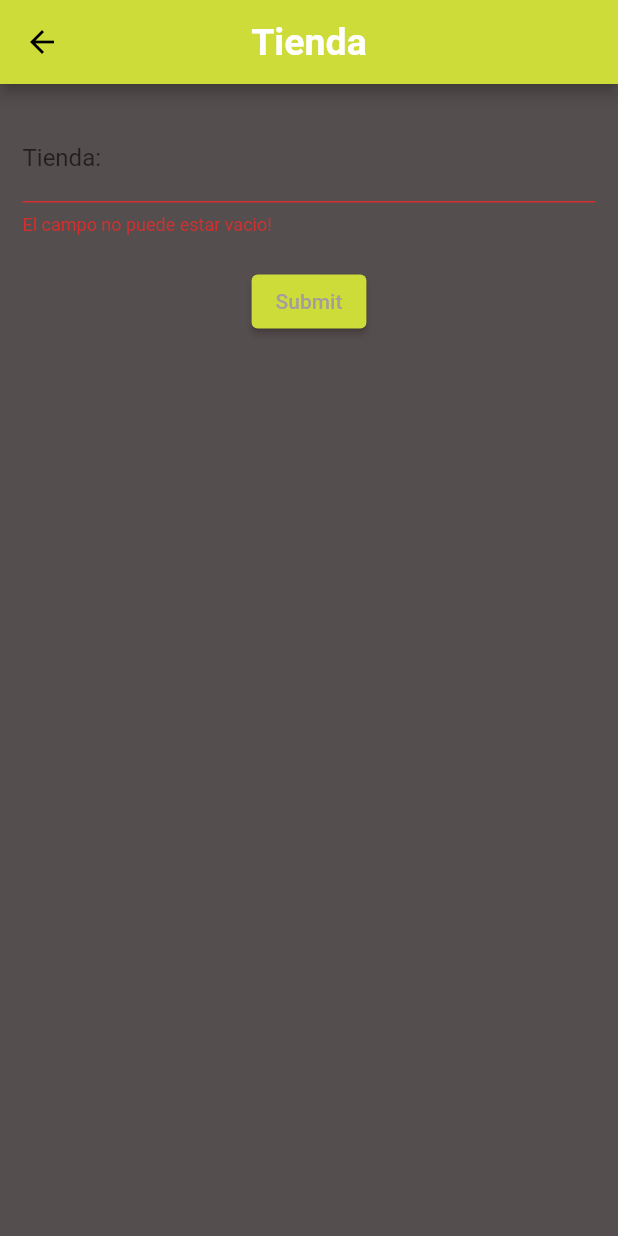
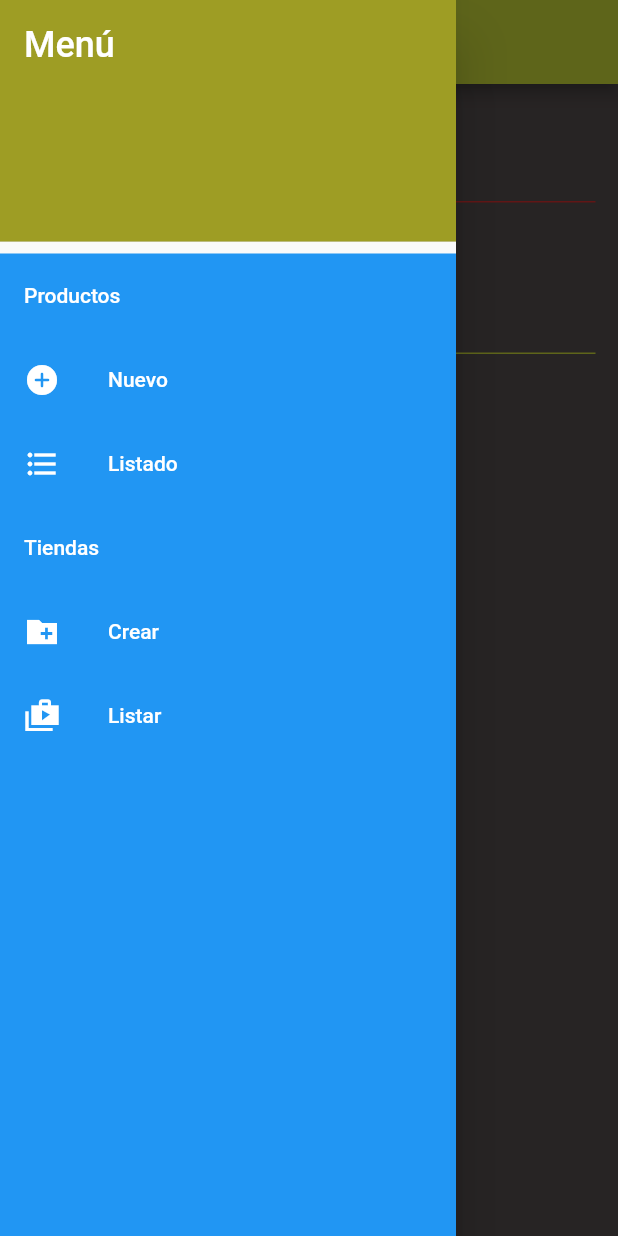
Before and after one commit to SeraPinaBarranco/precios, a Flutter app: the FrmTienda screen opened by its route, with the side drawer open (before the commit the screen has no drawer), on a phone screen of 412 x 824 dp. Run offline on Flutter 3.47's test engine with Material 2 defaults, Android fonts, the phone set to English and light mode, and no system bars; our stand-ins replace sqflite; accounts and stored records are empty.

Commit message:
update load fields

```diff
--- a/lib/model/db.dart
+++ b/lib/model/db.dart
@@ -6,6 +6,7 @@ class DB {
     String tablaTiendas = """CREATE TABLE "tienda" (
                                 "id"	INTEGER,
                                 "nombre"	TEXT,
+                                "imagen"  TEXT,
                                 PRIMARY KEY("id" AUTOINCREMENT)
                               )""";
     String tablaProductos = """CREATE TABLE "productos" (
@@ -23,23 +24,30 @@ class DB {
   }
 
   static Future<sql.Database> db() async {
-    return sql.openDatabase('productos.db', version: 3,
+    return sql.openDatabase('productos.db', version: 4,
         onCreate: (sql.Database database, version) async {
       await createTables(database);
     });
   }
 
-  static Future<int> crearTienda(/*int? id,*/ String nombre) async {
+  static Future<int> crearTienda(
+      /*int? id,*/ String nombre, String? imagen) async {
     final db = await DB.db();
-    final data = {'nombre': nombre};
+    final data = {'nombre': nombre, 'imagen': imagen};
     final idR = await db.insert('tienda', data,
         conflictAlgorithm: sql.ConflictAlgorithm.replace);
     return idR;
   }
 
-   static Future<int> crearProducto(String nombre, double precio, String fecha, int tienda) async {
+  static Future<int> crearProducto(
+      String nombre, double precio, String fecha, int tienda) async {
     final db = await DB.db();
-    final data = {'nombre': nombre, 'precio': precio, 'fecha': fecha, 'tienda': tienda};
+    final data = {
+      'nombre': nombre,
+      'precio': precio,
+      'fecha': fecha,
+      'tienda': tienda
+    };
     final idR = await db.insert('productos', data,
         conflictAlgorithm: sql.ConflictAlgorithm.replace);
     return idR;
@@ -50,8 +58,22 @@ class DB {
     return db.query('tienda');
   }
 
+  static Future<List<Map<String, dynamic>>> getTienda(int id) async {
+    final db = await DB.db();
+    return db.query('tienda', where: 'id=?', whereArgs: [id]);
+  }
 
+  static Future<int> deleteTienda(int id) async {
+    final db = await DB.db();
+    return db.delete('tienda', where: 'id = ?', whereArgs: [id]);
+  }
+
+  static Future<int> deleteAllTiendas () async{
+    final db = await DB.db();
+    return db.delete('tienda');
+  }
 }
+
 
 // import 'dart:async';
 
--- a/lib/model/tienda.dart
+++ b/lib/model/tienda.dart
@@ -8,18 +8,16 @@ class Tienda {
   Tienda({
     this.id,
     required this.nombre,
+    String? imagen,
   });
 
   int? id;
   String nombre;
+  String? imagen;
 
-    factory Tienda.fromJson(Map<String, dynamic> json) => Tienda(
-        id: json["id"],
-        nombre: json["nombre"],
-    );
+  factory Tienda.fromJson(Map<String, dynamic> json) =>
+      Tienda(id: json["id"], nombre: json["nombre"], imagen: json["imagen"]);
 
-    Map<String, dynamic> toMap() => {
-        "id": id,
-        "nombre": nombre,
-    };
+  Map<String, dynamic> toMap() =>
+      {"id": id, "nombre": nombre, "imagen": imagen};
 }
--- a/lib/pages/frm_productos2.dart
+++ b/lib/pages/frm_productos2.dart
@@ -2,6 +2,7 @@ import 'dart:async';
 
 import 'package:flutter/material.dart';
 import 'package:precios/provider/productos_provider.dart';
+import 'package:precios/ui/custom_drawer.dart';
 import 'package:precios/ui/input_decorations.dart';
 import 'package:provider/provider.dart';
 
@@ -13,6 +14,7 @@ class FrmProductos2 extends StatelessWidget {
   @override
   Widget build(BuildContext context) {
     return Scaffold(
+      drawer: const CustomDrawer(),
       backgroundColor: Theme.of(context).backgroundColor,
       appBar: AppBar(
         titleTextStyle: scaffoldTheme,
--- a/lib/pages/frm_tienda.dart
+++ b/lib/pages/frm_tienda.dart
@@ -2,6 +2,7 @@ import 'package:flutter/material.dart';
 import 'package:precios/model/db.dart';
 import 'package:precios/model/tienda.dart';
 import 'package:precios/provider/tienda_provider.dart';
+import 'package:precios/ui/custom_drawer.dart';
 import 'package:precios/ui/input_decorations.dart';
 import 'package:provider/provider.dart';
 
@@ -17,10 +18,14 @@ class FrmTienda extends StatefulWidget {
 class _FrmTiendaState extends State<FrmTienda> {
   final _formKey = GlobalKey<FormState>();
   String nombre = "";
+  String imagen = "";
 
   @override
   Widget build(BuildContext context) {
+    final TiendaProvider tiendaProvider = Provider.of<TiendaProvider>(context);
+
     return Scaffold(
+      drawer: const CustomDrawer(),
         backgroundColor: Theme.of(context).backgroundColor,
         appBar: AppBar(
           titleTextStyle: scaffoldTheme,
@@ -53,21 +58,42 @@ class _FrmTiendaState extends State<FrmTienda> {
                 const SizedBox(
                   height: 20,
                 ),
+                TextFormField(
+                  onChanged: (value) => imagen = value,
+                  // validator: (value) {
+                  //   if (value!.isEmpty) {
+                  //     return "El campo no puede estar vacio!";
+                  //   } else {
+                  //     nombre = value;
+                  //   }
+                  //   return null;
+                  // },
+                  decoration: InputDecorations.textFormFieldID(
+                      hintText: "Pegar Imagen", labelText: "Url imagen:"),
+                ),
+                const SizedBox(
+                  height: 20,
+                ),
                 ElevatedButton(
                   onPressed: () {
                     if (_formKey.currentState!.validate()) {
                       final snackbar = SnackBar(
-                        content: const Text("Validando datos!!"),
-                        duration: const Duration(seconds: 5),
-                        backgroundColor: const Color.fromARGB(3, 233, 233, 153),
-                        action: SnackBarAction(label: 'Ir al listado', onPressed: () => Navigator.pushNamed(context, 'tiendas'),)
-                      );
+                          content: const Text("Validando datos!!"),
+                          duration: const Duration(seconds: 5),
+                          backgroundColor:
+                              const Color.fromARGB(3, 233, 233, 153),
+                          action: SnackBarAction(
+                            label: 'Ir al listado',
+                            onPressed: () => Navigator.pushReplacementNamed(
+                                context, 'tiendas'),
+                          ));
 
                       ScaffoldMessenger.of(context).showSnackBar(snackbar);
-                      ;
+
                       //TODO Validar y mandar a base de datos
                       if (nombre != "") {
-                        DB.crearTienda(nombre);
+                        //DB.crearTienda(nombre, imagen);
+                        tiendaProvider.nuevaTienda(nombre, imagen);
                       }
                     }
                   },
--- a/lib/pages/tiendas_list.dart
+++ b/lib/pages/tiendas_list.dart
@@ -1,10 +1,10 @@
 import 'package:flutter/material.dart';
 
 import 'package:precios/model/db.dart';
-import 'package:precios/model/tienda.dart';
+// import 'package:precios/model/tienda.dart';
 
-import 'package:precios/provider/tienda_provider.dart';
-import 'package:provider/provider.dart';
+// import 'package:precios/provider/tienda_provider.dart';
+// import 'package:provider/provider.dart';
 
 import '../themes/themes.dart';
 
--- a/lib/provider/productos_provider.dart
+++ b/lib/provider/productos_provider.dart
@@ -29,14 +29,16 @@ class ProductosProvider extends ChangeNotifier {
   get getPrecio => _precio;
 
   bool isValidForm() {
-    print(formKey.currentState?.validate());
+
 
     return formKey.currentState?.validate() ?? false;
   }
 
   Future setTiendas() async {
     tiendas = await DB.getTiendas();
-    _valorCombo = tiendas[0]['nombre'];
+
+    tiendas.isNotEmpty ? _valorCombo = tiendas[0]['nombre'] :_valorCombo = "";
+    //_valorCombo = tiendas[0]['nombre'] ?? "";
     //print("SET");
     //print(tiendas);
     notifyListeners();
--- a/lib/provider/tienda_provider.dart
+++ b/lib/provider/tienda_provider.dart
@@ -1,27 +1,71 @@
-import 'package:flutter/foundation.dart';
+import 'package:flutter/material.dart';
 import 'package:precios/model/db.dart';
 import 'package:precios/model/tienda.dart';
 
 class TiendaProvider with ChangeNotifier {
-  String nombre = "";
-  List<Tienda> tiendasList = [];
+  GlobalKey<FormState> formKey = GlobalKey<FormState>();
+  String _nombre = "";
+  String _imagen = "";
+  List<Map<String, dynamic>> _tiendasList = [];
+  Map<String, dynamic> _tienda = {};
+  //Tienda? _tiendaObj = null;
+
+  int _idTienda = -1;
+
+  // TiendaProvider() {
+  //   cargasrTiendas();
+  // }
+
+  List<Map<String, dynamic>> get getAllTiendas => [..._tiendasList];
+  String get getNombre => _nombre;
+  Map<String, dynamic> get getTienda => _tienda;
+  String get getImagen => _imagen;
+  int get getIdTienda => _idTienda;
+
+  void idT(int id) {
+    _idTienda = id;
+    //print("${_idTienda} -- ID");
+    //notifyListeners();
+  }
 
   cargasrTiendas() async {
-    //final tiendas = await DB.db.getTodasLasTiendas();
-    //await DB.crearTienda(nombre);
+    final tiendas = await DB.getTiendas();
 
-    //tiendasList = DB.ti;
+    _tiendasList = tiendas;
 
     notifyListeners();
   }
 
-  setNombre(String n) {
-    nombre = n;
-    Tienda(nombre: n);
+  cargarTienda(int id) async {
+    List<Map<String, dynamic>> t = await DB.getTienda(id);
+    _tienda = t[0];
+    notifyListeners();
+  }
+
+  setNombre(String n, String? im) {
+    _nombre = n;
+    _imagen = im ?? "";
+    Tienda(nombre: n, imagen: im);
 
     notifyListeners();
   }
 
-  List<Tienda> get getTiendasList => tiendasList;
-  String get getNombre => nombre;
+  nuevaTienda(String n, String t) async {
+    int resp = await DB.crearTienda(n, t);
+
+    cargasrTiendas();
+  }
+
+  borrarTienda(int id) {
+    DB.deleteTienda(id);
+    cargasrTiendas();
+  }
+
+  borrarTodasTiendas() {
+    DB.deleteAllTiendas();
+    cargasrTiendas();
+  }
+
+  //List<Tienda> get getTiendasList => tiendasList;
+
 }
--- /dev/null
+++ b/lib/ui/custom_drawer.dart
@@ -0,0 +1,73 @@
+import 'package:flutter/material.dart';
+
+
+class CustomDrawer extends StatelessWidget {
+  const CustomDrawer({super.key});
+
+  @override
+  Widget build(BuildContext context) {
+    return Drawer(
+      child: ListView(
+        padding: EdgeInsets.zero,
+        children: <Widget>[
+          DrawerHeader(
+            decoration: BoxDecoration(color: Colors.lime.shade800),
+            child: const Text(
+              'Menú ',
+              style: TextStyle(
+                color: Colors.white,
+                fontSize: 24,
+              ),
+            ),
+          ),
+          Container(
+            height: 2400,
+            color: Colors.blue,
+            child: Column(
+              children: [
+                const ListTile(
+                  title:
+                      Text('Productos', style: TextStyle(color: Colors.white)),
+                ),
+                ListTile(
+                  onTap: () => Navigator.pushReplacementNamed(context, 'productos'),
+                  leading:
+                      const Icon(Icons.add_circle_rounded, color: Colors.white),
+                  title: const Text('Nuevo',
+                      style: TextStyle(color: Colors.white)),
+                ),
+                ListTile(
+                  onTap: () =>
+                      Navigator.pushReplacementNamed(context, 'listado_productos'),
+                  leading: const Icon(Icons.format_list_bulleted,
+                      color: Colors.white),
+                  title: const Text('Listado',
+                      style: TextStyle(color: Colors.white)),
+                ),
+                const ListTile(
+                  title: Text('Tiendas', style: TextStyle(color: Colors.white)),
+                ),
+                ListTile(
+                  onTap: () => Navigator.pushReplacementNamed(context, 'tienda'),
+                  leading: const Icon(Icons.create_new_folder_sharp,
+                      color: Colors.white),
+                  title: const Text(
+                    'Crear',
+                    style: TextStyle(color: Colors.white),
+                  ),
+                ),
+                ListTile(
+                  onTap: () => Navigator.pushReplacementNamed(context, 'tiendas'),
+                  leading:
+                      const Icon(Icons.shop_two_sharp, color: Colors.white),
+                  title: const Text('Listar',
+                      style: TextStyle(color: Colors.white)),
+                ),
+              ],
+            ),
+          ),
+        ],
+      ),
+    );
+  }
+}
--- a/pubspec.yaml
+++ b/pubspec.yaml
@@ -38,6 +38,7 @@ dependencies:
   cupertino_icons: ^1.0.2
   provider: ^6.0.5
   sqflite: ^2.2.5
+  image_network: ^2.5.1
 
 dev_dependencies:
   flutter_test:
@@ -62,7 +63,8 @@ flutter:
   uses-material-design: true
 
   # To add assets to your application, add an assets section, like this:
-  # assets:
+  assets:
+    - assets/
   #   - images/a_dot_burr.jpeg
   #   - images/a_dot_ham.jpeg
 
```
Also changed, not shown: lib/main.dart (+16 -10 lines), lib/pages/frm_edit_tienda.dart (added, +80 -0 lines), lib/pages/pagina_inicio.dart (+44 -21 lines), lib/pages/productos_list.dart (added, +12 -0 lines), lib/pages/tiendas_list2.dart (added, +123 -0 lines), assets/loading-jar.png (added), pubspec.lock, 1 other file. Lines whose indentation alone changed are shown as unchanged.
